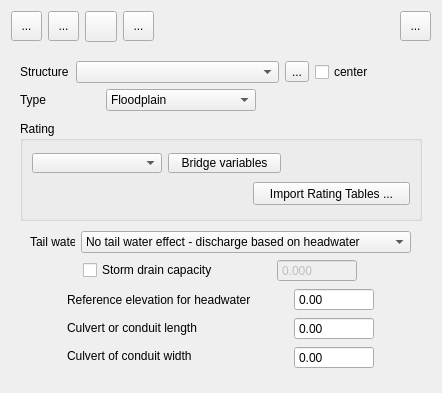
Above: flo2d/ui/struct_editor.ui from FLO-2DSoftware/qgis-flo-2d-plugin before the change. Below: the same form after it.
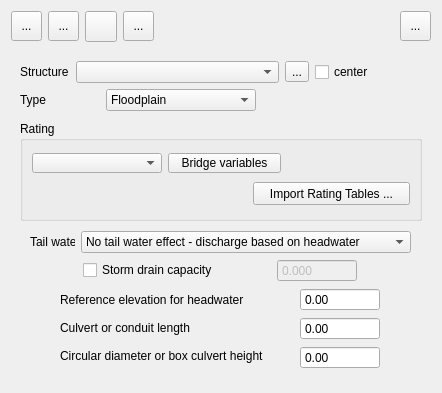
That is the form after the change. Icons and pictures are not drawn.

Commit message: Change label according to issue #814

Diff of the .ui file:
```diff
--- a/flo2d/ui/struct_editor.ui
+++ b/flo2d/ui/struct_editor.ui
@@ -685,7 +685,7 @@
                </size>
               </property>
               <property name="text">
-               <string>Culvert of conduit width</string>
+               <string>Circular diameter or box culvert height</string>
               </property>
              </widget>
             </item>
```
